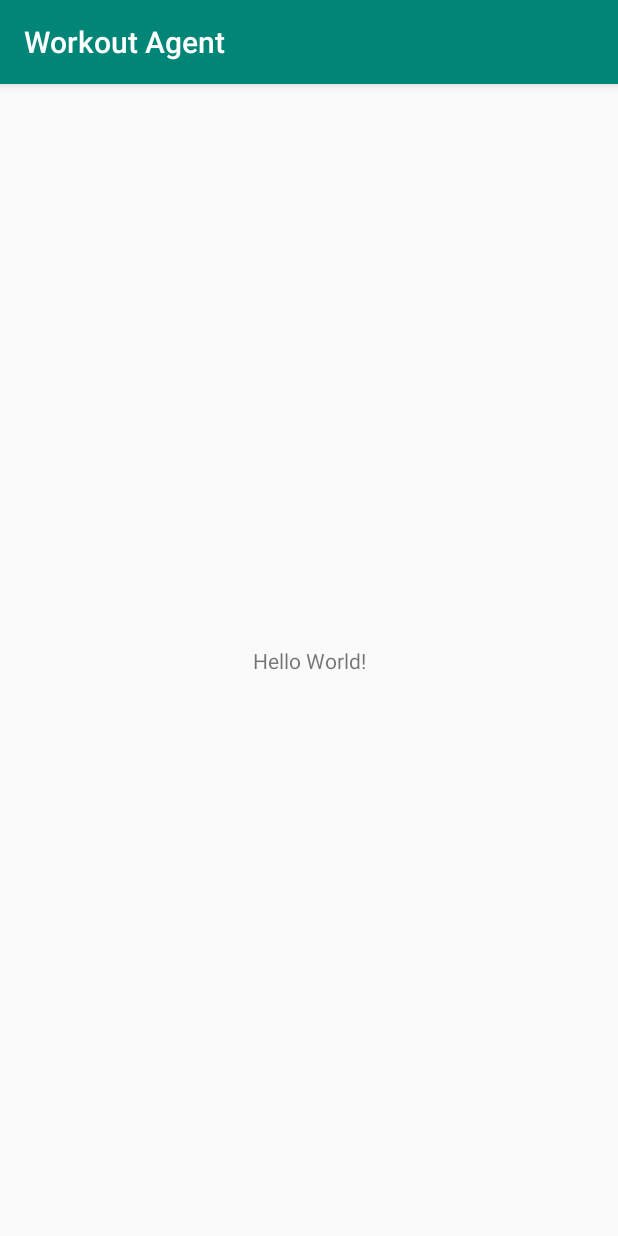
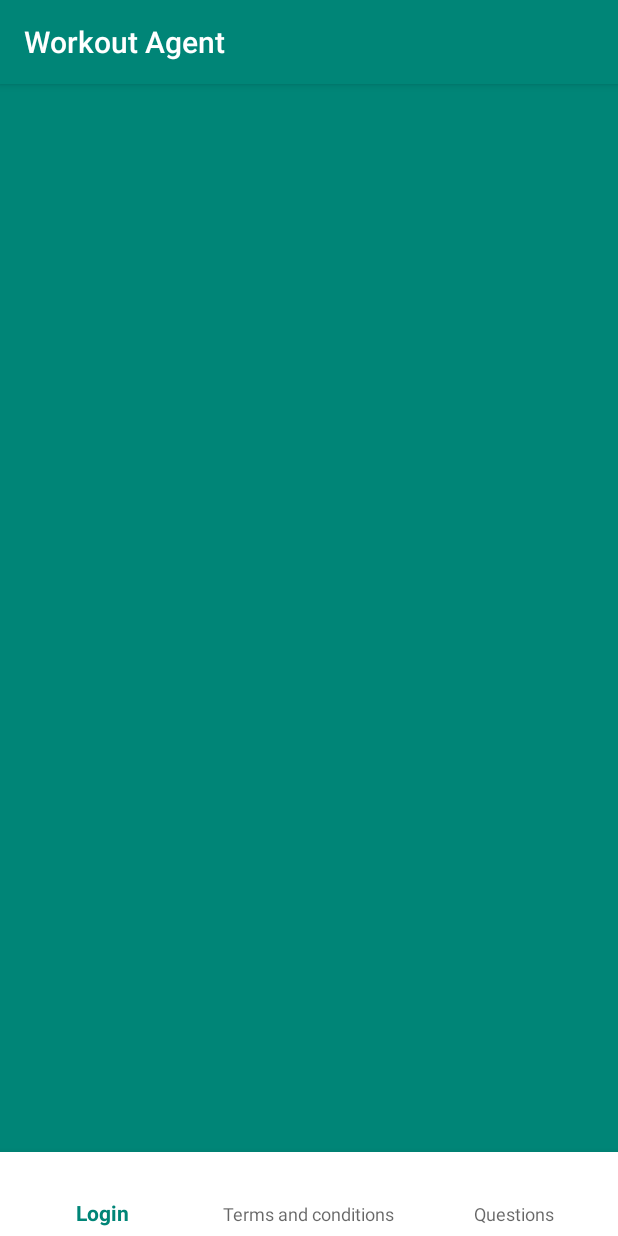
Before and after one commit to JMdelosReyes/WorkoutAgent, an Android app: the screen it shows after launch (MainActivity), on a phone screen of 412 x 824 dp. Run offline under Robolectric (Android 15) with nearby library versions, the phone set to English and light mode, and no system bars.

Commit message:
Prueba CI

```diff
--- a/app/src/main/AndroidManifest.xml
+++ b/app/src/main/AndroidManifest.xml
@@ -9,7 +9,7 @@
         android:roundIcon="@mipmap/ic_launcher_round"
         android:supportsRtl="true"
         android:theme="@style/AppTheme">
-        <activity android:name=".MainActivity">
+        <activity android:name="com.tfg.workoutagent.login.MainActivity">
             <intent-filter>
                 <action android:name="android.intent.action.MAIN" />
 
--- a/app/src/main/res/layout/activity_main.xml
+++ b/app/src/main/res/layout/activity_main.xml
@@ -1,18 +1,24 @@
 <?xml version="1.0" encoding="utf-8"?>
-<androidx.constraintlayout.widget.ConstraintLayout xmlns:android="http://schemas.android.com/apk/res/android"
+<RelativeLayout xmlns:android="http://schemas.android.com/apk/res/android"
     xmlns:app="http://schemas.android.com/apk/res-auto"
     xmlns:tools="http://schemas.android.com/tools"
     android:layout_width="match_parent"
     android:layout_height="match_parent"
-    tools:context=".MainActivity">
+    android:background="@color/colorPrimary"
+    tools:context="com.tfg.workoutagent.login.MainActivity">
 
-    <TextView
-        android:layout_width="wrap_content"
+    <com.google.android.material.bottomnavigation.BottomNavigationView
+        android:layout_width="match_parent"
         android:layout_height="wrap_content"
-        android:text="Hello World!"
-        app:layout_constraintBottom_toBottomOf="parent"
-        app:layout_constraintLeft_toLeftOf="parent"
-        app:layout_constraintRight_toRightOf="parent"
-        app:layout_constraintTop_toTopOf="parent" />
+        android:id="@+id/btm_nav"
+        android:layout_alignParentBottom="true"
+        app:itemBackground="@color/WhiteColor"
+        app:menu="@menu/bottom_nav"
+        >
+    </com.google.android.material.bottomnavigation.BottomNavigationView>
 
-</androidx.constraintlayout.widget.ConstraintLayout>
+    <FrameLayout
+        android:id="@+id/bottom_nav"
+        android:layout_width="match_parent"
+        android:layout_height="match_parent"></FrameLayout>
+</RelativeLayout>
--- /dev/null
+++ b/app/src/main/res/menu/bottom_nav.xml
@@ -0,0 +1,22 @@
+<?xml version="1.0" encoding="utf-8"?>
+<menu xmlns:android="http://schemas.android.com/apk/res/android">
+
+    <item
+        android:id="@+id/login"
+        android:title="Login"
+        ></item>
+
+    <item
+        android:id="@+id/terms"
+        android:title="Terms and conditions"
+        ></item>
+
+    <item
+        android:id="@+id/questions"
+        android:title="Questions"
+        ></item>
+
+    <!--Ahora añadimos iconos -->
+
+
+</menu>
--- /dev/null
+++ b/app/src/main/res/navigation/nav_login.xml
@@ -0,0 +1,5 @@
+<?xml version="1.0" encoding="utf-8"?>
+<navigation xmlns:android="http://schemas.android.com/apk/res/android"
+    xmlns:app="http://schemas.android.com/apk/res-auto" android:id="@+id/nav_login">
+
+</navigation>
--- a/app/src/main/res/values/colors.xml
+++ b/app/src/main/res/values/colors.xml
@@ -3,4 +3,5 @@
     <color name="colorPrimary">#008577</color>
     <color name="colorPrimaryDark">#00574B</color>
     <color name="colorAccent">#D81B60</color>
+    <color name="WhiteColor">#fff</color>
 </resources>
--- a/app/src/main/res/values/strings.xml
+++ b/app/src/main/res/values/strings.xml
@@ -1,3 +1,6 @@
 <resources>
     <string name="app_name">Workout Agent</string>
+
+    <!-- TODO: Remove or change this placeholder text -->
+    <string name="hello_blank_fragment">Hello blank fragment</string>
 </resources>
--- a/build.gradle
+++ b/build.gradle
@@ -13,11 +13,12 @@ buildscript {
 
     }
     dependencies {
-        classpath 'com.android.tools.build:gradle:3.5.3'
+        classpath 'com.android.tools.build:gradle:3.6.1'
         classpath "org.jetbrains.kotlin:kotlin-gradle-plugin:$kotlin_version"
 
         // SafeArgs
         classpath "androidx.navigation:navigation-safe-args-gradle-plugin:$nav_version"
+        classpath 'com.google.gms:google-services:4.3.3'
     }
 }
 
```
Also changed, not shown: app/build.gradle (+14 -3 lines), app/src/main/java/com/example/workoutagent/MainActivity.kt (deleted, +0 -12 lines), app/src/main/java/com/tfg/workoutagent/login/LoginFragment.kt (added, +24 -0 lines), app/src/main/java/com/tfg/workoutagent/login/MainActivity.kt (added, +18 -0 lines), app/src/main/java/com/tfg/workoutagent/login/QuestionsFragment.kt (added, +24 -0 lines), app/src/main/java/com/tfg/workoutagent/login/TermsFragment.kt (added, +24 -0 lines), app/src/main/res/layout/fragment_login.xml (added, +14 -0 lines), app/src/main/res/layout/fragment_questions.xml (added, +14 -0 lines), app/src/main/res/layout/fragment_terms.xml (added, +14 -0 lines), gradle/wrapper/gradle-wrapper.properties, 6 other files.
